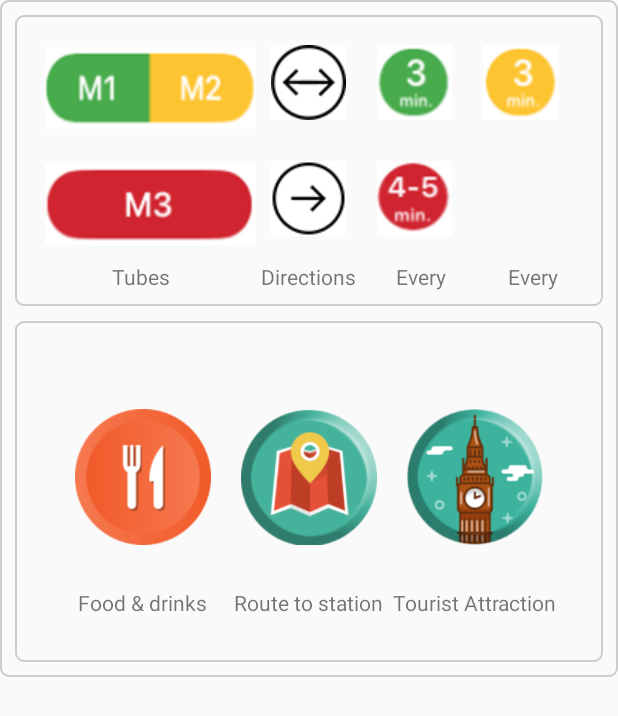
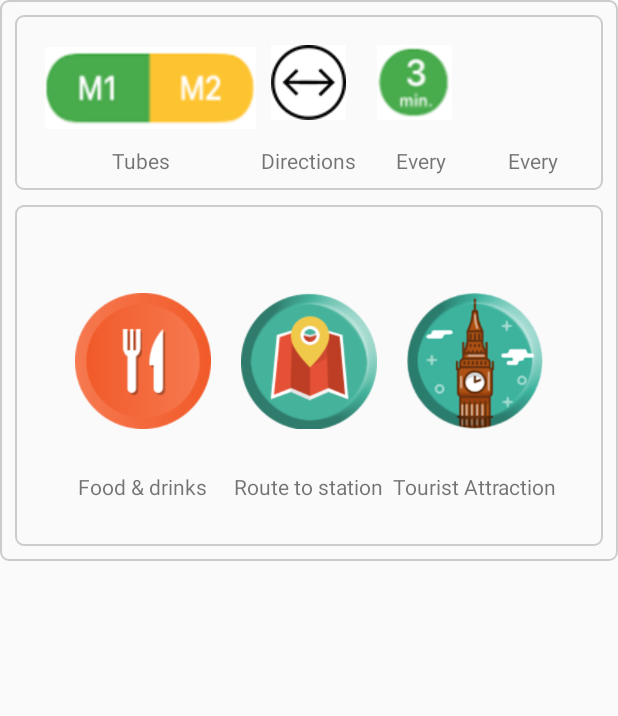
Before and after one commit to am263129/android-railway-station, an Android app: the layout popup_dialog.xml on its own in the app's theme, with its tools: preview values and no code run, on a phone screen of 412 x 824 dp. Shown: the top 716 px of the screen. Run offline under Robolectric (Android 15) with nearby library versions, the phone set to English and light mode, and no system bars.

Commit message:
step 13
add data

```diff
--- a/app/src/main/res/layout/popup_dialog.xml
+++ b/app/src/main/res/layout/popup_dialog.xml
@@ -19,13 +19,14 @@
             android:orientation="vertical">
 
             <LinearLayout
+                android:id="@+id/train_1"
                 android:layout_width="match_parent"
                 android:layout_height="wrap_content"
                 android:orientation="horizontal"
                 android:padding="10dp">
 
                 <ImageView
-                    android:id="@+id/imageView10"
+                    android:id="@+id/tr_name_1"
                     android:layout_width="0dp"
                     android:layout_height="wrap_content"
                     android:layout_weight="4"
@@ -39,28 +40,31 @@
                     app:srcCompat="@drawable/ic_bothdirection" />
 
                 <ImageView
-                    android:id="@+id/imageView13"
+                    android:id="@+id/time_1_1"
                     android:layout_width="0dp"
                     android:layout_height="wrap_content"
                     android:layout_weight="2"
                     app:srcCompat="@drawable/m1_3min" />
 
                 <ImageView
-                    android:id="@+id/imageView12"
+                    android:id="@+id/time_1_2"
                     android:layout_width="0dp"
                     android:layout_height="wrap_content"
                     android:layout_weight="2"
+                    android:visibility="invisible"
                     app:srcCompat="@drawable/m2_3min" />
             </LinearLayout>
 
             <LinearLayout
+                android:id="@+id/train_2"
                 android:layout_width="match_parent"
                 android:layout_height="match_parent"
                 android:orientation="horizontal"
-                android:padding="10dp">
+                android:padding="10dp"
+                android:visibility="gone">
 
                 <ImageView
-                    android:id="@+id/imageView14"
+                    android:id="@+id/tr_name_2"
                     android:layout_width="0dp"
                     android:layout_height="wrap_content"
                     android:layout_weight="4"
@@ -71,10 +75,10 @@
                     android:layout_width="0dp"
                     android:layout_height="wrap_content"
                     android:layout_weight="2"
-                    app:srcCompat="@drawable/ic_onearrow" />
+                    app:srcCompat="@drawable/ic_bothdirection" />
 
                 <ImageView
-                    android:id="@+id/imageView16"
+                    android:id="@+id/time_2_1"
                     android:layout_width="0dp"
                     android:layout_height="wrap_content"
                     android:layout_weight="2"
```
Also changed, not shown: app/src/main/java/at/lukle/rs_map/MainActivity.java (+96 -44 lines).
